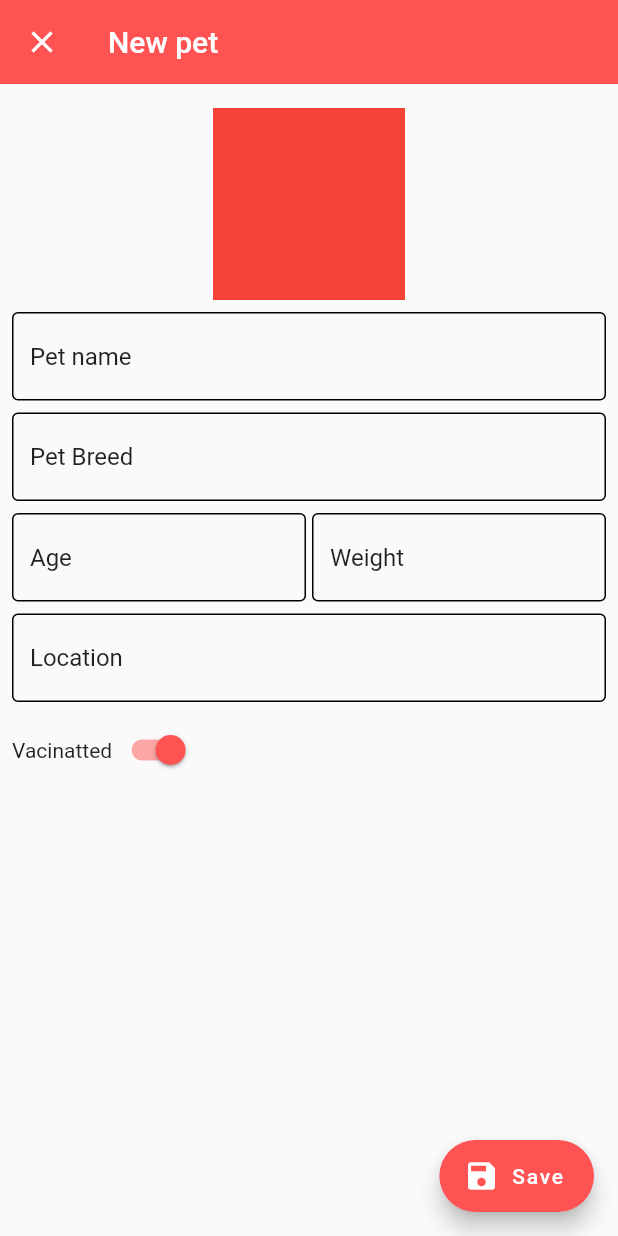
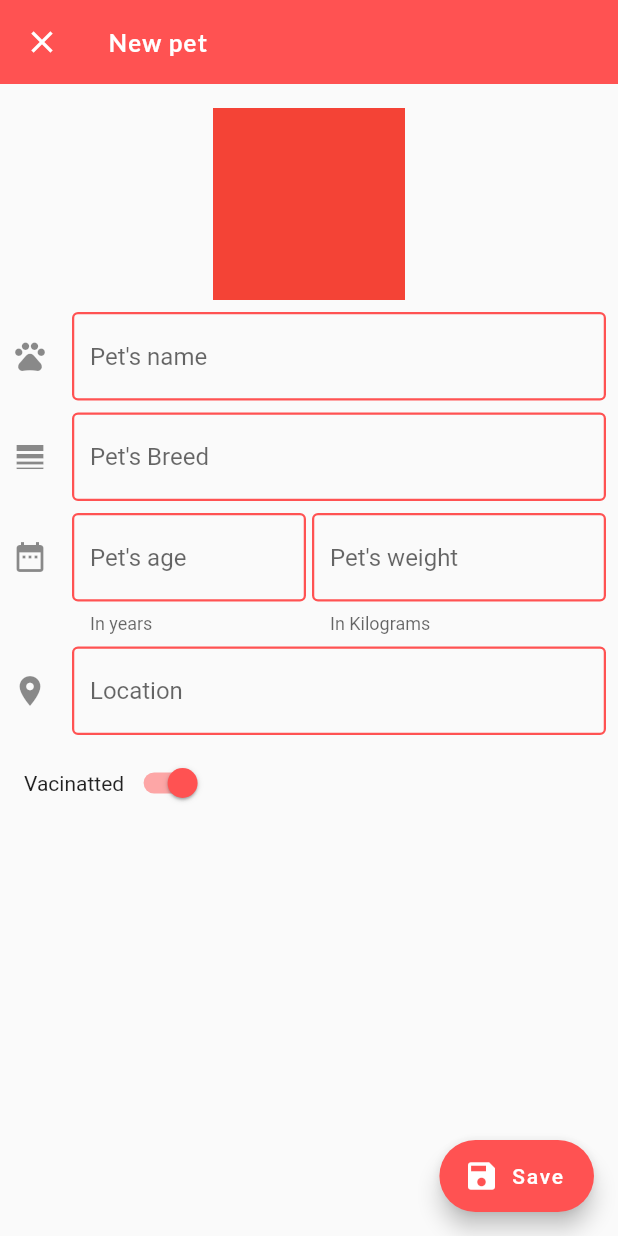
Before and after one commit to Alifyz/petly, a Flutter app: the NewPetPage screen opened by its route, on a phone screen of 412 x 824 dp. Run offline on Flutter 3.47's test engine with Material 2 defaults, Android fonts, the phone set to English and light mode, and no system bars; our stand-ins replace bloc, google_fonts, video_player; statements that could not run were skipped.

Commit message:
add; new entry point for new pets and layout

```diff
--- a/lib/pages/home/widgets/global_action_widget.dart
+++ b/lib/pages/home/widgets/global_action_widget.dart
@@ -1,6 +1,5 @@
 import 'package:flutter/material.dart';
 import 'package:pet_project/common/theme/text_theme.dart';
-import 'package:pet_project/pages/pages_helper.dart';
 
 class GlobalActionWidget extends StatelessWidget {
   const GlobalActionWidget({
@@ -14,11 +13,7 @@ class GlobalActionWidget extends StatelessWidget {
 
   @override
   Widget build(BuildContext context) {
-    final navigator = Navigator.of(context);
     return GestureDetector(
-      onTap: () => navigator.pushNamed(
-        PagesHelper.newPetPage,
-      ),
       child: Padding(
         padding: const EdgeInsets.all(8),
         child: Container(
--- a/lib/pages/home/widgets/header_widget.dart
+++ b/lib/pages/home/widgets/header_widget.dart
@@ -2,6 +2,7 @@ import 'package:flutter/material.dart';
 import 'package:pet_project/common/helpers.dart';
 import 'package:pet_project/common/theme/text_theme.dart';
 import 'package:pet_project/pages/home/widgets/global_action_widget.dart';
+import 'package:pet_project/pages/pages_helper.dart';
 
 class HeaderWidget extends StatelessWidget {
   const HeaderWidget({
@@ -54,6 +55,7 @@ class UserHeadline extends StatelessWidget {
 
   @override
   Widget build(BuildContext context) {
+    final navigator = Navigator.of(context);
     return Row(
       children: [
         CircleAvatar(
@@ -71,12 +73,25 @@ class UserHeadline extends StatelessWidget {
             fontWeight: FontWeight.bold,
           ),
         ),
-        const Expanded(
+        Expanded(
           child: Align(
             alignment: Alignment.topRight,
-            child: Icon(
-              Icons.menu,
-              color: Colors.white,
+            child: GestureDetector(
+              onTap: () => navigator.pushNamed(PagesHelper.newPetPage),
+              child: Column(
+                children: [
+                  const Icon(
+                    Icons.pets,
+                    color: Colors.white,
+                  ),
+                  Text(
+                    'New Pet',
+                    style: PetlyTextTheme.body1.copyWith(
+                      color: Colors.white,
+                    ),
+                  )
+                ],
+              ),
             ),
           ),
         )
--- a/lib/pages/new_pet/view/new_pet_page.dart
+++ b/lib/pages/new_pet/view/new_pet_page.dart
@@ -1,4 +1,5 @@
 import 'package:flutter/material.dart';
+import 'package:pet_project/common/theme/text_theme.dart';
 
 class NewPetPage extends StatelessWidget {
   const NewPetPage({Key? key}) : super(key: key);
@@ -14,12 +15,20 @@ class NewPetPage extends StatelessWidget {
           onTap: navigator.pop,
           child: const Icon(Icons.close),
         ),
-        title: const Text('New pet'),
+        title: Text(
+          'New pet',
+          style: PetlyTextTheme.h1.copyWith(
+            fontSize: 16,
+          ),
+        ),
       ),
       floatingActionButton: FloatingActionButton.extended(
         onPressed: () {},
         icon: const Icon(Icons.save),
-        label: const Text('Save'),
+        label: Text(
+          'Save',
+          style: PetlyTextTheme.body1,
+        ),
       ),
       body: ListView(
         children: [
@@ -36,11 +45,18 @@ class NewPetPage extends StatelessWidget {
           Padding(
             padding: const EdgeInsets.all(8),
             child: TextFormField(
-              decoration: const InputDecoration(
-                border: OutlineInputBorder(),
-                enabledBorder: OutlineInputBorder(),
+              decoration: InputDecoration(
+                labelStyle: PetlyTextTheme.body1,
+                icon: const Icon(Icons.pets),
+                hintText: "Pet's name",
+                border: const OutlineInputBorder(),
+                enabledBorder: const OutlineInputBorder(
+                  borderSide: BorderSide(
+                    color: Colors.redAccent,
+                    width: 1.5,
+                  ),
+                ),
               ),
-              initialValue: 'Pet name',
             ),
           ),
           Padding(
@@ -49,11 +65,18 @@ class NewPetPage extends StatelessWidget {
               right: 8,
             ),
             child: TextFormField(
-              decoration: const InputDecoration(
-                border: OutlineInputBorder(),
-                enabledBorder: OutlineInputBorder(),
+              decoration: InputDecoration(
+                labelStyle: PetlyTextTheme.body1,
+                icon: const Icon(Icons.line_weight),
+                hintText: "Pet's Breed",
+                border: const OutlineInputBorder(),
+                enabledBorder: const OutlineInputBorder(
+                  borderSide: BorderSide(
+                    color: Colors.redAccent,
+                    width: 1.5,
+                  ),
+                ),
               ),
-              initialValue: 'Pet Breed',
             ),
           ),
           Padding(
@@ -66,11 +89,19 @@ class NewPetPage extends StatelessWidget {
               children: [
                 Expanded(
                   child: TextFormField(
-                    decoration: const InputDecoration(
-                      border: OutlineInputBorder(),
-                      enabledBorder: OutlineInputBorder(),
+                    decoration: InputDecoration(
+                      icon: const Icon(Icons.date_range),
+                      hintText: "Pet's age",
+                      helperText: 'In years',
+                      labelStyle: PetlyTextTheme.body1,
+                      border: const OutlineInputBorder(),
+                      enabledBorder: const OutlineInputBorder(
+                        borderSide: BorderSide(
+                          color: Colors.redAccent,
+                          width: 1.5,
+                        ),
+                      ),
                     ),
-                    initialValue: 'Age',
                   ),
                 ),
                 const SizedBox(
@@ -78,32 +109,50 @@ class NewPetPage extends StatelessWidget {
                 ),
                 Expanded(
                   child: TextFormField(
-                    decoration: const InputDecoration(
-                      border: OutlineInputBorder(),
-                      enabledBorder: OutlineInputBorder(),
+                    decoration: InputDecoration(
+                      hintText: "Pet's weight",
+                      helperText: 'In Kilograms',
+                      labelStyle: PetlyTextTheme.body1,
+                      border: const OutlineInputBorder(),
+                      enabledBorder: const OutlineInputBorder(
+                        borderSide: BorderSide(
+                          color: Colors.redAccent,
+                          width: 1.5,
+                        ),
+                      ),
                     ),
-                    initialValue: 'Weight',
                   ),
                 ),
               ],
             ),
           ),
           Padding(
-            padding: const EdgeInsets.all(8.0),
+            padding: const EdgeInsets.all(8),
             child: TextFormField(
-              decoration: const InputDecoration(
-                border: OutlineInputBorder(),
-                enabledBorder: OutlineInputBorder(),
+              decoration: InputDecoration(
+                icon: const Icon(Icons.place),
+                hintText: 'Location',
+                labelStyle: PetlyTextTheme.body1,
+                border: const OutlineInputBorder(),
+                enabledBorder: const OutlineInputBorder(
+                  borderSide: BorderSide(
+                    color: Colors.redAccent,
+                    width: 1.5,
+                  ),
+                ),
               ),
-              initialValue: 'Location',
             ),
           ),
           Padding(
-            padding: const EdgeInsets.only(left: 8, right: 8),
+            padding: const EdgeInsets.only(left: 16, right: 8),
             child: Row(
               children: [
-                const Text('Vacinatted'),
+                Text(
+                  'Vacinatted',
+                  style: PetlyTextTheme.body1,
+                ),
                 Switch(
+                  activeColor: Colors.redAccent,
                   value: true,
                   onChanged: (bool newValue) {},
                 ),
```
